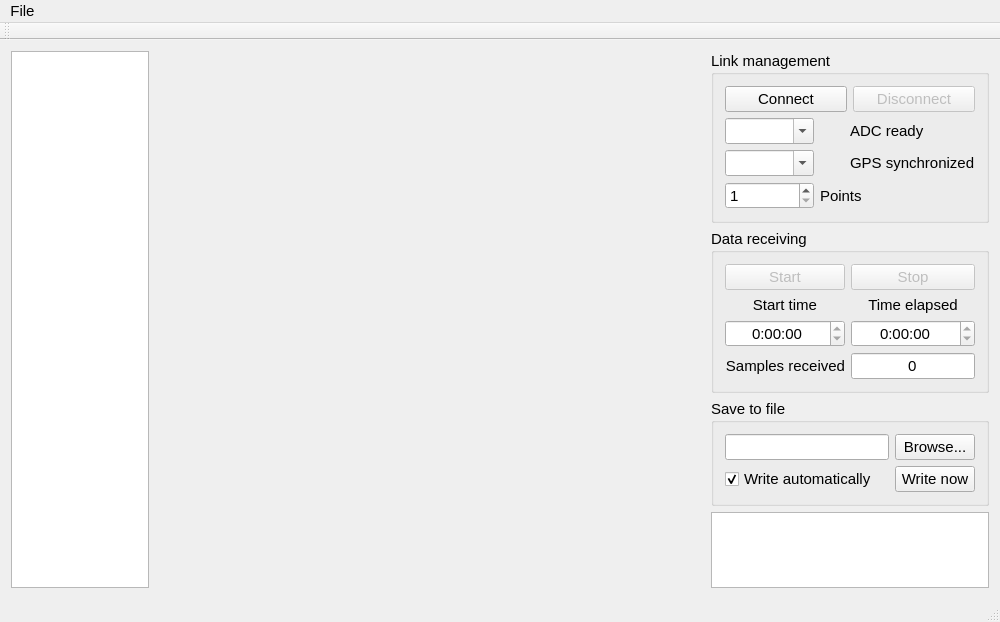
The window that mainwindow.ui (NIA/seismoreg) describes before a commit, drawn with Qt 5.
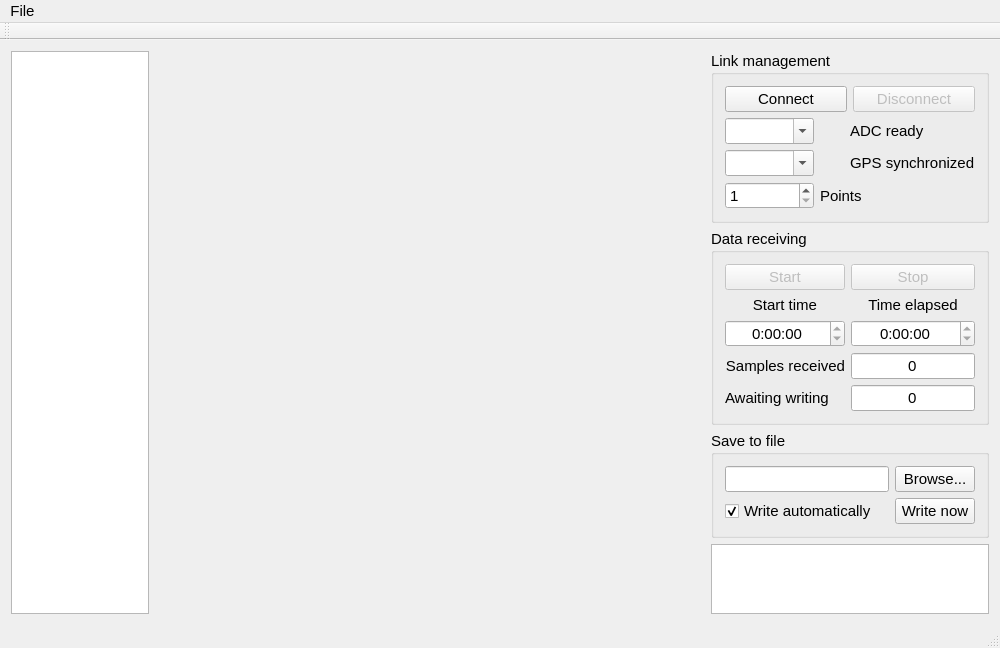
The same window after the commit. Custom widgets are drawn as their Qt base class.

Commit message:
Implemented writing to file
Moved this functionality from Worker to a separate class FileWriter.
This class should probably be running in a separate thread in future.

Patch:
```diff
--- a/mainwindow.ui
+++ b/mainwindow.ui
@@ -280,6 +280,26 @@
              </property>
             </widget>
            </item>
+           <item row="4" column="1">
+            <widget class="QLabel" name="label">
+             <property name="text">
+              <string>Awaiting writing</string>
+             </property>
+            </widget>
+           </item>
+           <item row="4" column="2">
+            <widget class="QLineEdit" name="samplesInQueue">
+             <property name="text">
+              <string>0</string>
+             </property>
+             <property name="alignment">
+              <set>Qt::AlignCenter</set>
+             </property>
+             <property name="readOnly">
+              <bool>true</bool>
+             </property>
+            </widget>
+           </item>
           </layout>
          </widget>
         </item>
```
Left out of the diff: 2 changed lines with no effect on the pictures. The commit also changes 8 other files.
